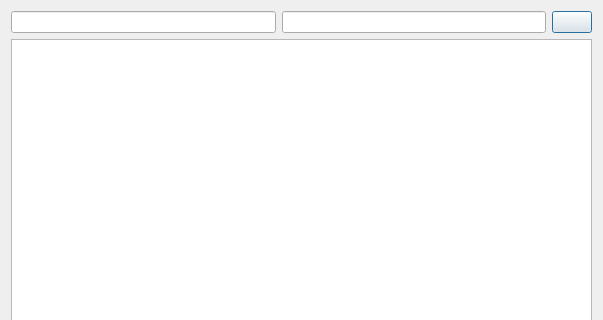
The window that rqt/rqt_launch_analyzer/resource/launch_analyzer.ui (ARTI-Robots/rqt_launch_analyzer) describes before a commit, drawn with Qt 5; both pictures show x 0 to 603 and y 0 to 320 of the 603 by 483 pixel window.
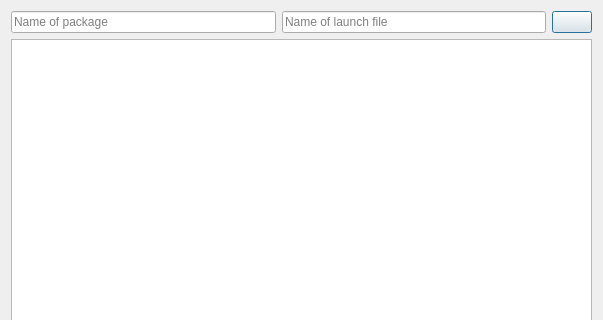
The same window after the commit. Icons and pictures are not drawn.

Commit message: rqt_launch_analyzer: adapted to changes in Qt binding; small change to GUI for slightly better usability

Diff of the .ui file:
```diff
--- a/rqt/rqt_launch_analyzer/resource/launch_analyzer.ui
+++ b/rqt/rqt_launch_analyzer/resource/launch_analyzer.ui
@@ -18,14 +18,14 @@
     <layout class="QHBoxLayout" name="edit_layout">
      <item>
       <widget class="QLineEdit" name="package_edit">
-       <property name="toolTip">
+       <property name="placeholderText">
         <string>Name of package</string>
        </property>
       </widget>
      </item>
      <item>
       <widget class="QLineEdit" name="launch_file_edit">
-       <property name="toolTip">
+       <property name="placeholderText">
         <string>Name of launch file</string>
        </property>
       </widget>
```
The commit also changes 1 other file.
